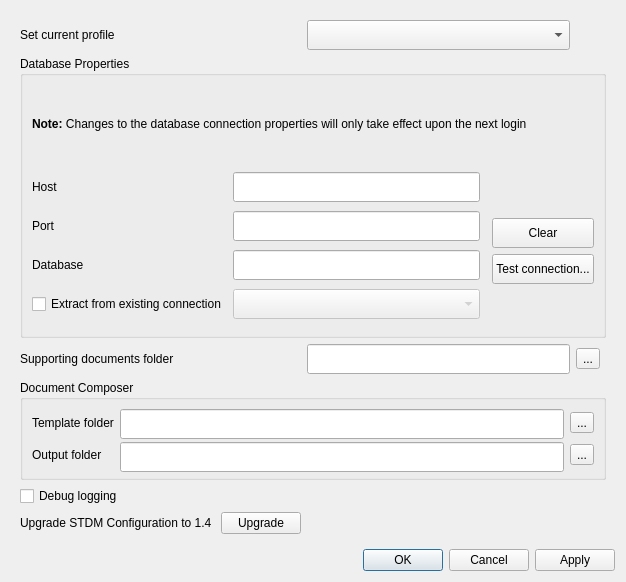
Before: the Qt Designer form ui/ui_options.ui in gltn/stdm, drawn with Qt 5.
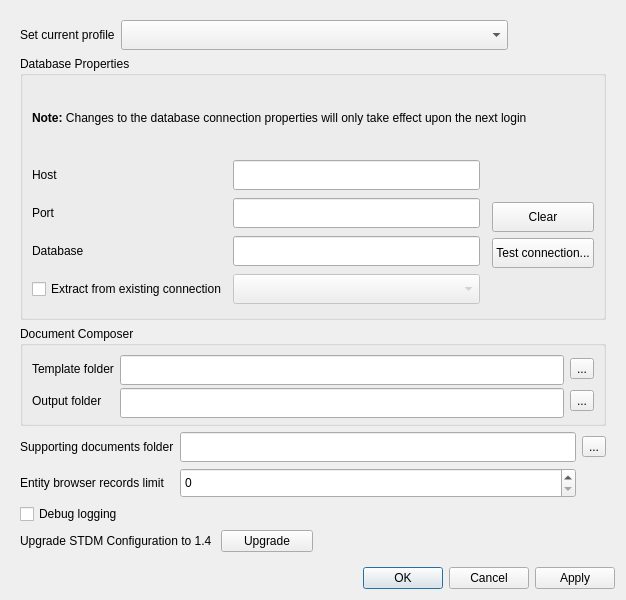
After: the same form once the commit is applied. Icons and pictures are not drawn.

Commit message: Added flexibility on the number of records in the entity browser

The edit to the form file:
```diff
--- a/ui/ui_options.ui
+++ b/ui/ui_options.ui
@@ -7,7 +7,7 @@
     <x>0</x>
     <y>0</y>
     <width>626</width>
-    <height>582</height>
+    <height>600</height>
    </rect>
   </property>
   <property name="sizePolicy">
@@ -39,12 +39,198 @@
        <rect>
         <x>0</x>
         <y>0</y>
-        <width>604</width>
-        <height>516</height>
+        <width>608</width>
+        <height>545</height>
        </rect>
       </property>
       <layout class="QGridLayout" name="gridLayout_5">
-       <item row="2" column="0" colspan="5">
+       <item row="6" column="0" colspan="5">
+        <widget class="QGroupBox" name="groupBox_3">
+         <property name="maximumSize">
+          <size>
+           <width>16777215</width>
+           <height>100</height>
+          </size>
+         </property>
+         <property name="title">
+          <string>Document Composer</string>
+         </property>
+         <layout class="QGridLayout" name="gridLayout_4">
+          <item row="0" column="2">
+           <widget class="QToolButton" name="btn_template_folder">
+            <property name="toolTip">
+             <string>Choose templates directory</string>
+            </property>
+            <property name="text">
+             <string>...</string>
+            </property>
+            <property name="icon">
+             <iconset resource="../resources.qrc">
+              <normaloff>:/plugins/stdm/images/icons/open_file.png</normaloff>:/plugins/stdm/images/icons/open_file.png</iconset>
+            </property>
+            <property name="iconSize">
+             <size>
+              <width>24</width>
+              <height>24</height>
+             </size>
+            </property>
+           </widget>
+          </item>
+          <item row="1" column="0">
+           <widget class="QLabel" name="label_8">
+            <property name="text">
+             <string>Output folder</string>
+            </property>
+           </widget>
+          </item>
+          <item row="0" column="1">
+           <widget class="QLineEdit" name="txt_template_dir">
+            <property name="minimumSize">
+             <size>
+              <width>0</width>
+              <height>30</height>
+             </size>
+            </property>
+            <property name="maxLength">
+             <number>500</number>
+            </property>
+            <property name="readOnly">
+             <bool>true</bool>
+            </property>
+           </widget>
+          </item>
+          <item row="0" column="0">
+           <widget class="QLabel" name="label_7">
+            <property name="text">
+             <string>Template folder</string>
+            </property>
+           </widget>
+          </item>
+          <item row="1" column="1">
+           <widget class="QLineEdit" name="txt_output_dir">
+            <property name="minimumSize">
+             <size>
+              <width>0</width>
+              <height>30</height>
+             </size>
+            </property>
+            <property name="maxLength">
+             <number>500</number>
+            </property>
+            <property name="readOnly">
+             <bool>true</bool>
+            </property>
+           </widget>
+          </item>
+          <item row="1" column="2">
+           <widget class="QToolButton" name="btn_composer_out_folder">
+            <property name="toolTip">
+             <string>Choose output directory</string>
+            </property>
+            <property name="text">
+             <string>...</string>
+            </property>
+            <property name="icon">
+             <iconset resource="../resources.qrc">
+              <normaloff>:/plugins/stdm/images/icons/open_file.png</normaloff>:/plugins/stdm/images/icons/open_file.png</iconset>
+            </property>
+            <property name="iconSize">
+             <size>
+              <width>24</width>
+              <height>24</height>
+             </size>
+            </property>
+           </widget>
+          </item>
+         </layout>
+        </widget>
+       </item>
+       <item row="10" column="1">
+        <widget class="QPushButton" name="upgradeButton">
+         <property name="text">
+          <string>Upgrade</string>
+         </property>
+        </widget>
+       </item>
+       <item row="10" column="0">
+        <widget class="QLabel" name="label_9">
+         <property name="text">
+          <string>Upgrade STDM Configuration to 1.4 </string>
+         </property>
+        </widget>
+       </item>
+       <item row="9" column="0">
+        <widget class="QCheckBox" name="chk_logging">
+         <property name="text">
+          <string>Debug logging</string>
+         </property>
+        </widget>
+       </item>
+       <item row="7" column="0" colspan="5">
+        <layout class="QGridLayout" name="gridLayout_6">
+         <item row="0" column="0">
+          <widget class="QLabel" name="label_6">
+           <property name="text">
+            <string>Supporting documents folder</string>
+           </property>
+          </widget>
+         </item>
+         <item row="0" column="1">
+          <widget class="QLineEdit" name="txtRepoLocation">
+           <property name="minimumSize">
+            <size>
+             <width>0</width>
+             <height>30</height>
+            </size>
+           </property>
+           <property name="maxLength">
+            <number>500</number>
+           </property>
+           <property name="readOnly">
+            <bool>true</bool>
+           </property>
+          </widget>
+         </item>
+         <item row="0" column="2">
+          <widget class="QToolButton" name="btn_supporting_docs">
+           <property name="toolTip">
+            <string>Choose supporting documents directory</string>
+           </property>
+           <property name="text">
+            <string>...</string>
+           </property>
+           <property name="icon">
+            <iconset resource="../resources.qrc">
+             <normaloff>:/plugins/stdm/images/icons/open_file.png</normaloff>:/plugins/stdm/images/icons/open_file.png</iconset>
+           </property>
+           <property name="iconSize">
+            <size>
+             <width>24</width>
+             <height>24</height>
+            </size>
+           </property>
+          </widget>
+         </item>
+         <item row="1" column="0">
+          <widget class="QLabel" name="label_10">
+           <property name="text">
+            <string>Entity browser records limit</string>
+           </property>
+          </widget>
+         </item>
+         <item row="1" column="1">
+          <widget class="QSpinBox" name="edtEntityRecords">
+           <property name="minimumSize">
+            <size>
+             <width>0</width>
+             <height>30</height>
+            </size>
+           </property>
+          </widget>
+         </item>
+        </layout>
+       </item>
+       <item row="3" column="0" colspan="5">
         <widget class="QGroupBox" name="groupBox">
          <property name="title">
           <string>Database Properties</string>
@@ -232,187 +418,32 @@
          </layout>
         </widget>
        </item>
-       <item row="5" column="0" colspan="5">
-        <widget class="QGroupBox" name="groupBox_3">
-         <property name="maximumSize">
-          <size>
-           <width>16777215</width>
-           <height>100</height>
-          </size>
-         </property>
-         <property name="title">
-          <string>Document Composer</string>
-         </property>
-         <layout class="QGridLayout" name="gridLayout_4">
-          <item row="0" column="2">
-           <widget class="QToolButton" name="btn_template_folder">
-            <property name="toolTip">
-             <string>Choose templates directory</string>
-            </property>
-            <property name="text">
-             <string>...</string>
-            </property>
-            <property name="icon">
-             <iconset resource="../resources.qrc">
-              <normaloff>:/plugins/stdm/images/icons/open_file.png</normaloff>:/plugins/stdm/images/icons/open_file.png</iconset>
-            </property>
-            <property name="iconSize">
-             <size>
-              <width>24</width>
-              <height>24</height>
-             </size>
-            </property>
-           </widget>
-          </item>
-          <item row="1" column="0">
-           <widget class="QLabel" name="label_8">
-            <property name="text">
-             <string>Output folder</string>
-            </property>
-           </widget>
-          </item>
-          <item row="0" column="1">
-           <widget class="QLineEdit" name="txt_template_dir">
-            <property name="minimumSize">
-             <size>
-              <width>0</width>
-              <height>30</height>
-             </size>
-            </property>
-            <property name="maxLength">
-             <number>500</number>
-            </property>
-            <property name="readOnly">
-             <bool>true</bool>
-            </property>
-           </widget>
-          </item>
-          <item row="0" column="0">
-           <widget class="QLabel" name="label_7">
-            <property name="text">
-             <string>Template folder</string>
-            </property>
-           </widget>
-          </item>
-          <item row="1" column="1">
-           <widget class="QLineEdit" name="txt_output_dir">
-            <property name="minimumSize">
-             <size>
-              <width>0</width>
-              <height>30</height>
-             </size>
-            </property>
-            <property name="maxLength">
-             <number>500</number>
-            </property>
-            <property name="readOnly">
-             <bool>true</bool>
-            </property>
-           </widget>
-          </item>
-          <item row="1" column="2">
-           <widget class="QToolButton" name="btn_composer_out_folder">
-            <property name="toolTip">
-             <string>Choose output directory</string>
-            </property>
-            <property name="text">
-             <string>...</string>
-            </property>
-            <property name="icon">
-             <iconset resource="../resources.qrc">
-              <normaloff>:/plugins/stdm/images/icons/open_file.png</normaloff>:/plugins/stdm/images/icons/open_file.png</iconset>
-            </property>
-            <property name="iconSize">
-             <size>
-              <width>24</width>
-              <height>24</height>
-             </size>
-            </property>
-           </widget>
-          </item>
-         </layout>
-        </widget>
-       </item>
-       <item row="0" column="0">
-        <widget class="QLabel" name="label">
-         <property name="text">
-          <string>Set current profile</string>
-         </property>
-        </widget>
-       </item>
-       <item row="3" column="0">
-        <widget class="QLabel" name="label_6">
-         <property name="text">
-          <string>Supporting documents folder</string>
-         </property>
-        </widget>
-       </item>
-       <item row="0" column="2">
-        <widget class="QComboBox" name="cbo_profiles">
-         <property name="minimumSize">
-          <size>
-           <width>0</width>
-           <height>30</height>
-          </size>
-         </property>
-        </widget>
-       </item>
-       <item row="3" column="2">
-        <widget class="QLineEdit" name="txtRepoLocation">
-         <property name="minimumSize">
-          <size>
-           <width>0</width>
-           <height>30</height>
-          </size>
-         </property>
-         <property name="maxLength">
-          <number>500</number>
-         </property>
-         <property name="readOnly">
-          <bool>true</bool>
-         </property>
-        </widget>
-       </item>
-       <item row="6" column="0">
-        <widget class="QCheckBox" name="chk_logging">
-         <property name="text">
-          <string>Debug logging</string>
-         </property>
-        </widget>
-       </item>
-       <item row="3" column="3">
-        <widget class="QToolButton" name="btn_supporting_docs">
-         <property name="toolTip">
-          <string>Choose supporting documents directory</string>
-         </property>
-         <property name="text">
-          <string>...</string>
-         </property>
-         <property name="icon">
-          <iconset resource="../resources.qrc">
-           <normaloff>:/plugins/stdm/images/icons/open_file.png</normaloff>:/plugins/stdm/images/icons/open_file.png</iconset>
-         </property>
-         <property name="iconSize">
-          <size>
-           <width>24</width>
-           <height>24</height>
-          </size>
-         </property>
-        </widget>
-       </item>
-       <item row="7" column="1">
-        <widget class="QPushButton" name="upgradeButton">
-         <property name="text">
-          <string>Upgrade</string>
-         </property>
-        </widget>
-       </item>
-       <item row="7" column="0">
-        <widget class="QLabel" name="label_9">
-         <property name="text">
-          <string>Upgrade STDM Configuration to 1.4 </string>
-         </property>
-        </widget>
+       <item row="0" column="0" colspan="4">
+        <layout class="QGridLayout" name="gridLayout_7" rowstretch="0">
+         <item row="0" column="0">
+          <widget class="QLabel" name="label">
+           <property name="text">
+            <string>Set current profile</string>
+           </property>
+          </widget>
+         </item>
+         <item row="0" column="1">
+          <widget class="QComboBox" name="cbo_profiles">
+           <property name="sizePolicy">
+            <sizepolicy hsizetype="Expanding" vsizetype="Fixed">
+             <horstretch>0</horstretch>
+             <verstretch>0</verstretch>
+            </sizepolicy>
+           </property>
+           <property name="minimumSize">
+            <size>
+             <width>0</width>
+             <height>30</height>
+            </size>
+           </property>
+          </widget>
+         </item>
+        </layout>
        </item>
       </layout>
      </widget>
```
The commit also changes 5 other files.
